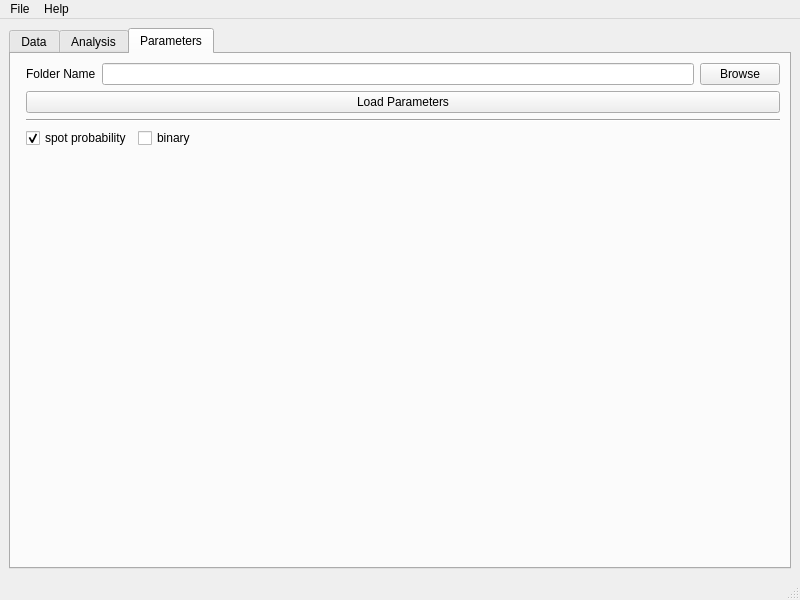
Above: cosmos/ui/mainwindow.ui from gelles-brandeis/tapqir before the change. Below: the same form after it.
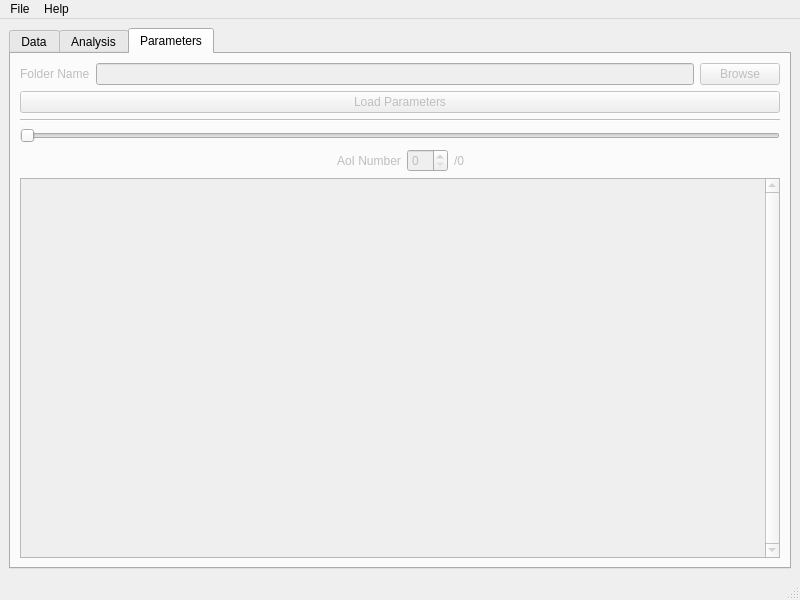
That is the form after the change. The open tabs and pages were chosen to show the change.

```diff
--- a/cosmos/ui/mainwindow.ui
+++ b/cosmos/ui/mainwindow.ui
@@ -163,7 +163,10 @@
         </item>
        </layout>
       </widget>
-      <widget class="QWidget" name="tab_2">
+      <widget class="QWidget" name="Analysis">
+       <property name="enabled">
+        <bool>false</bool>
+       </property>
        <attribute name="title">
         <string>Analysis</string>
        </attribute>
@@ -313,14 +316,14 @@
         </item>
        </layout>
       </widget>
-      <widget class="QWidget" name="tab_3">
+      <widget class="QWidget" name="Parameters">
+       <property name="enabled">
+        <bool>false</bool>
+       </property>
        <attribute name="title">
         <string>Parameters</string>
        </attribute>
-       <layout class="QHBoxLayout" name="horizontalLayout_12">
-        <item>
-         <widget class="QWidget" name="probPlot" native="true"/>
-        </item>
+       <layout class="QHBoxLayout" name="horizontalLayout_11">
         <item>
          <layout class="QVBoxLayout" name="verticalLayout_4">
           <item>
@@ -359,55 +362,102 @@
            </widget>
           </item>
           <item>
-           <layout class="QVBoxLayout" name="probLayout">
+           <widget class="QSlider" name="aoiSlider">
+            <property name="tracking">
+             <bool>false</bool>
+            </property>
+            <property name="orientation">
+             <enum>Qt::Horizontal</enum>
+            </property>
+           </widget>
+          </item>
+          <item>
+           <layout class="QHBoxLayout" name="horizontalLayout_9">
             <item>
-             <layout class="QHBoxLayout" name="horizontalLayout_9">
+             <spacer name="horizontalSpacer_6">
+              <property name="orientation">
+               <enum>Qt::Horizontal</enum>
+              </property>
+              <property name="sizeHint" stdset="0">
+               <size>
+                <width>40</width>
+                <height>20</height>
+               </size>
+              </property>
+             </spacer>
+            </item>
+            <item>
+             <widget class="QLabel" name="label_9">
+              <property name="text">
+               <string>AoI Number</string>
+              </property>
+             </widget>
+            </item>
+            <item>
+             <widget class="QSpinBox" name="aoiNumber"/>
+            </item>
+            <item>
+             <widget class="QLabel" name="aoiMax">
+              <property name="text">
+               <string>/0</string>
+              </property>
+             </widget>
+            </item>
+            <item>
+             <spacer name="horizontalSpacer_7">
+              <property name="orientation">
+               <enum>Qt::Horizontal</enum>
+              </property>
+              <property name="sizeHint" stdset="0">
+               <size>
+                <width>40</width>
+                <height>20</height>
+               </size>
+              </property>
+             </spacer>
+            </item>
+           </layout>
+          </item>
+          <item>
+           <widget class="QScrollArea" name="scrollArea">
+            <property name="verticalScrollBarPolicy">
+             <enum>Qt::ScrollBarAlwaysOn</enum>
+            </property>
+            <property name="widgetResizable">
+             <bool>true</bool>
+            </property>
+            <property name="alignment">
+             <set>Qt::AlignHCenter|Qt::AlignTop</set>
+            </property>
+            <widget class="QWidget" name="scrollAreaWidgetContents">
+             <property name="geometry">
+              <rect>
+               <x>0</x>
+               <y>0</y>
+               <width>737</width>
+               <height>351</height>
+              </rect>
+             </property>
+             <layout class="QVBoxLayout" name="verticalLayout_5">
               <item>
-               <widget class="QCheckBox" name="z_probBox">
-                <property name="text">
-                 <string>spot probability</string>
-                </property>
-                <property name="checked">
-                 <bool>true</bool>
-                </property>
-               </widget>
+               <layout class="QVBoxLayout" name="plotParam"/>
               </item>
               <item>
-               <widget class="QCheckBox" name="z_binaryBox">
-                <property name="text">
-                 <string>binary</string>
-                </property>
-               </widget>
-              </item>
-              <item>
-               <spacer name="horizontalSpacer_6">
+               <spacer name="verticalSpacer_3">
                 <property name="orientation">
-                 <enum>Qt::Horizontal</enum>
+                 <enum>Qt::Vertical</enum>
                 </property>
                 <property name="sizeHint" stdset="0">
                  <size>
-                  <width>40</width>
-                  <height>20</height>
+                  <width>20</width>
+                  <height>320</height>
                  </size>
                 </property>
                </spacer>
               </item>
              </layout>
-            </item>
-           </layout>
-          </item>
-          <item>
-           <spacer name="verticalSpacer_3">
-            <property name="orientation">
-             <enum>Qt::Vertical</enum>
-            </property>
-            <property name="sizeHint" stdset="0">
-             <size>
-              <width>20</width>
-              <height>40</height>
-             </size>
-            </property>
-           </spacer>
+            </widget>
+           </widget>
           </item>
          </layout>
         </item>
@@ -423,7 +473,7 @@
      <x>0</x>
      <y>0</y>
      <width>800</width>
-     <height>20</height>
+     <height>22</height>
     </rect>
    </property>
    <widget class="QMenu" name="menuFile">
```
Left out of the diff: 38 changed lines with no effect on the pictures.
